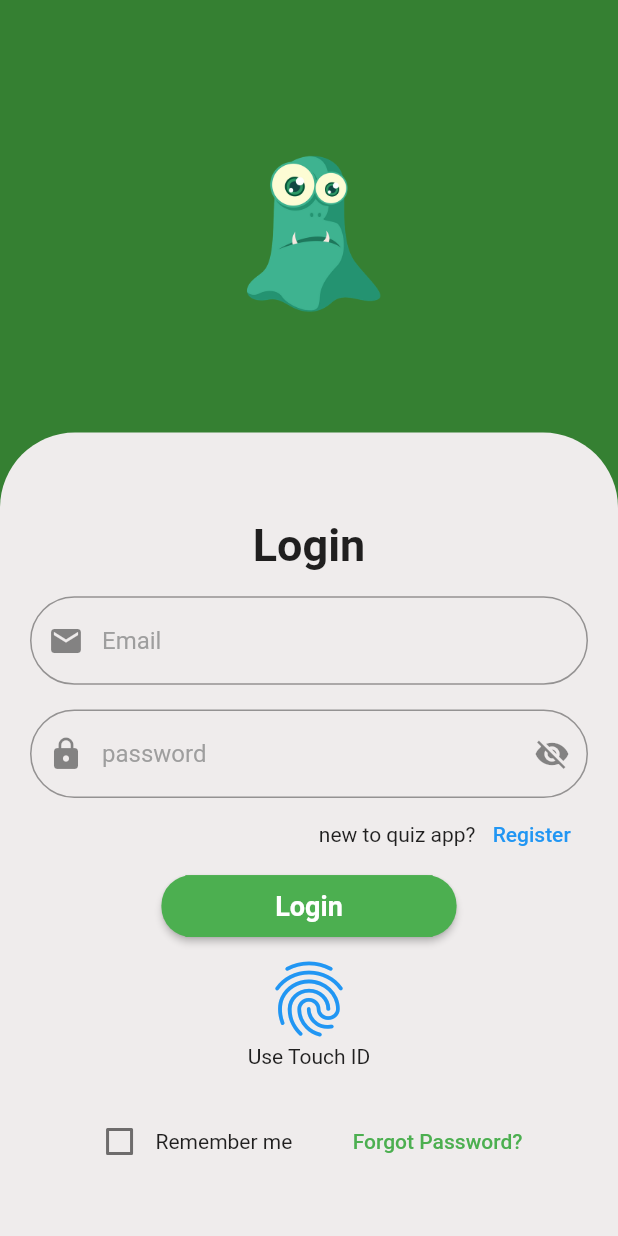
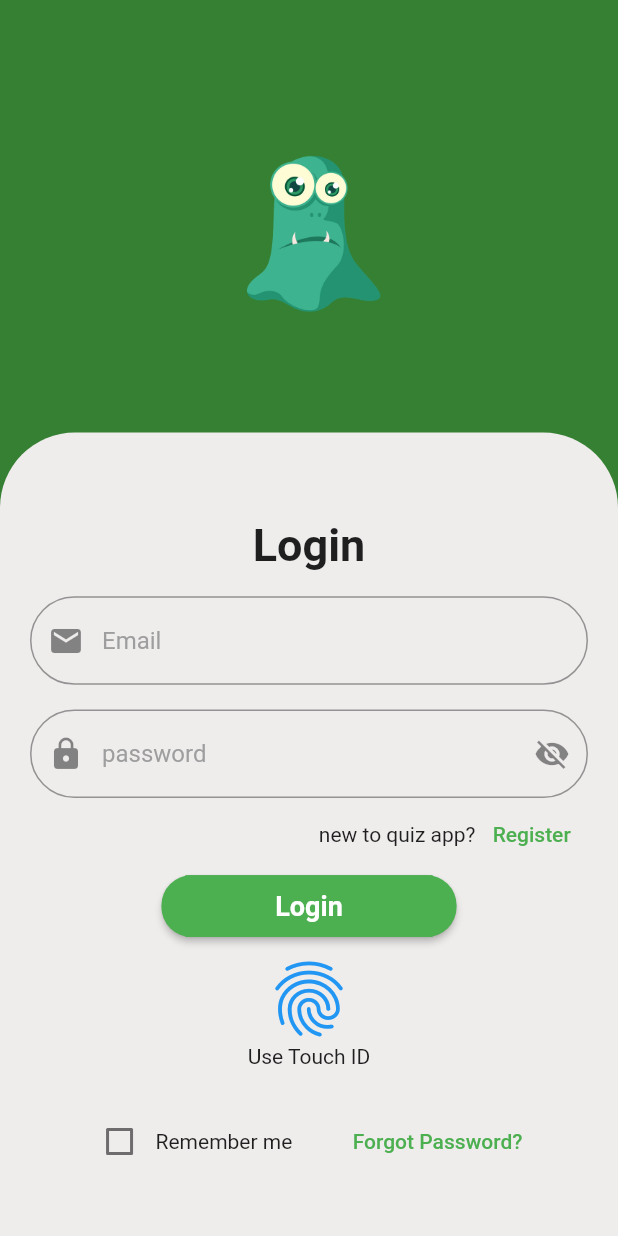
Before and after one commit to MahmoudAbuelazm/quizapp, a Flutter app: the screen it shows after launch, on a phone screen of 412 x 824 dp. Run offline on Flutter 3.47's test engine with Material 2 defaults, Android fonts, the phone set to English and light mode, and no system bars.

Commit message:
Login Screen

```diff
--- a/quizapp/lib/screens/loginscreen.dart
+++ b/quizapp/lib/screens/loginscreen.dart
@@ -79,7 +79,7 @@ class loginscreen extends StatelessWidget {
                         mainAxisAlignment: MainAxisAlignment.end,
                         children: [
                           Text("new to quiz app? "),
-                          TextButton(onPressed: () {}, child: Text("Register "))
+                          TextButton(onPressed: () {}, child: Text("Register ",style: TextStyle(color: Colors.green),))
                         ],
                       ),
                     ),
```
